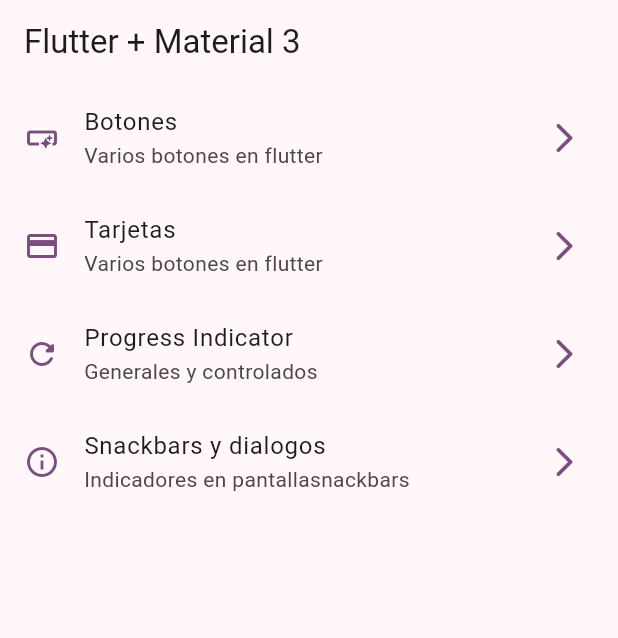
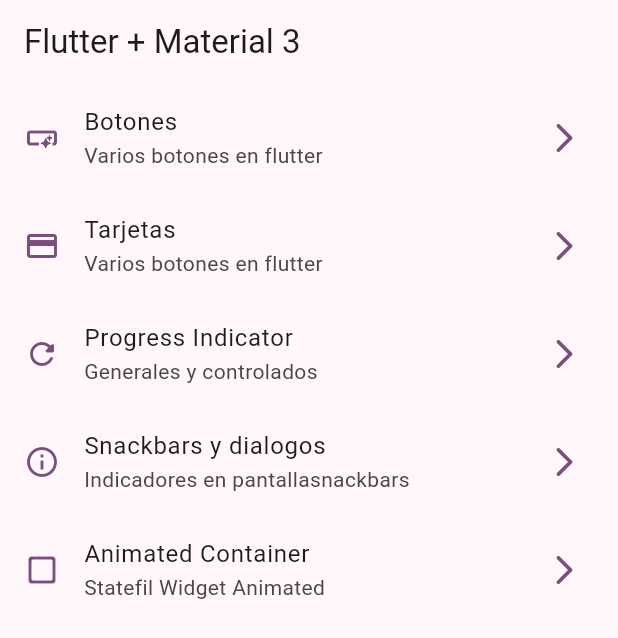
Before and after one commit to 1Alejo31/widgets_app, a Flutter app: the screen it shows after launch, on a phone screen of 412 x 824 dp. Shown: the top 638 px of the screen. Run offline on Flutter 3.47's test engine with Material 2 defaults, Android fonts, the phone set to English and light mode, and no system bars; our stand-ins replace go_router.

Commit message:
Se agrega al menu la ruta de animated container

```diff
--- a/lib/config/menu/menu_items.dart
+++ b/lib/config/menu/menu_items.dart
@@ -38,5 +38,11 @@ const appMenuItems = <MenuItem>[
     subTitle: 'Indicadores en pantallasnackbars',
     link: '/snackbars',
     icon: Icons.info_outline,
+  ),
+  MenuItem(
+    title: 'Animated Container',
+    subTitle: 'Statefil Widget Animated',
+    link: '/animated',
+    icon: Icons.check_box_outline_blank_rounded,
   )
 ];
--- a/lib/config/router/app_router.dart
+++ b/lib/config/router/app_router.dart
@@ -30,5 +30,10 @@ final appRouter = GoRouter(
       name: SnackbarScreen.name,
       builder: (context, state) => const SnackbarScreen(),
     ),
+    GoRoute(
+      path: '/animated',
+      name: AnimatedScreen.name,
+      builder: (context, state) => const AnimatedScreen(),
+    ),
   ],
 );
```
